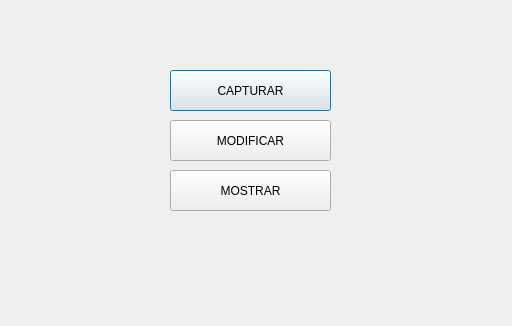
The window that Proyecto_v1/menu_dialog.ui (sndr1345v2/Algoritmia-Proyecto) describes before a commit, drawn with Qt 5.
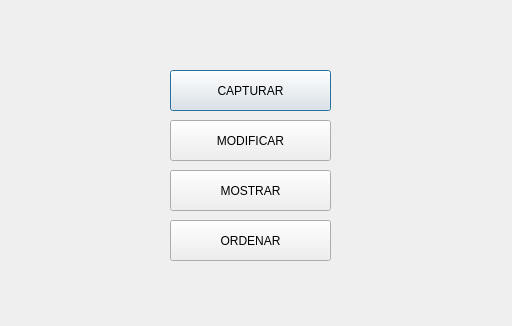
The same window after the commit.

What changed in the file:
```diff
--- a/Proyecto_v1/menu_dialog.ui
+++ b/Proyecto_v1/menu_dialog.ui
@@ -52,6 +52,19 @@
     <string>MOSTRAR</string>
    </property>
   </widget>
+  <widget class="QPushButton" name="boton_ordenar">
+   <property name="geometry">
+    <rect>
+     <x>170</x>
+     <y>220</y>
+     <width>161</width>
+     <height>41</height>
+    </rect>
+   </property>
+   <property name="text">
+    <string>ORDENAR</string>
+   </property>
+  </widget>
  </widget>
  <resources/>
  <connections/>
```
